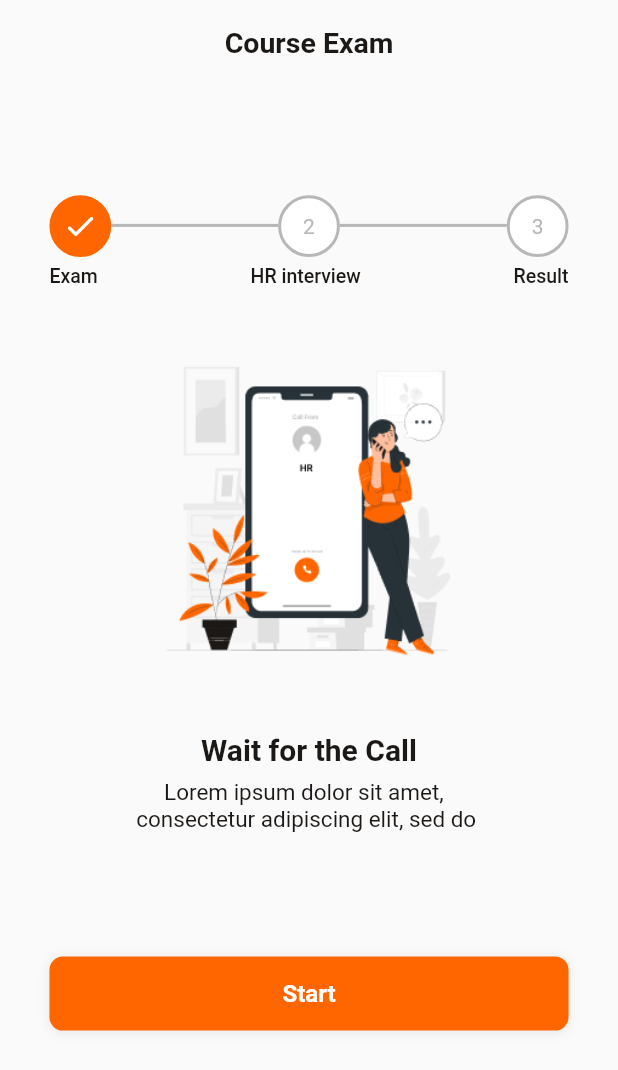
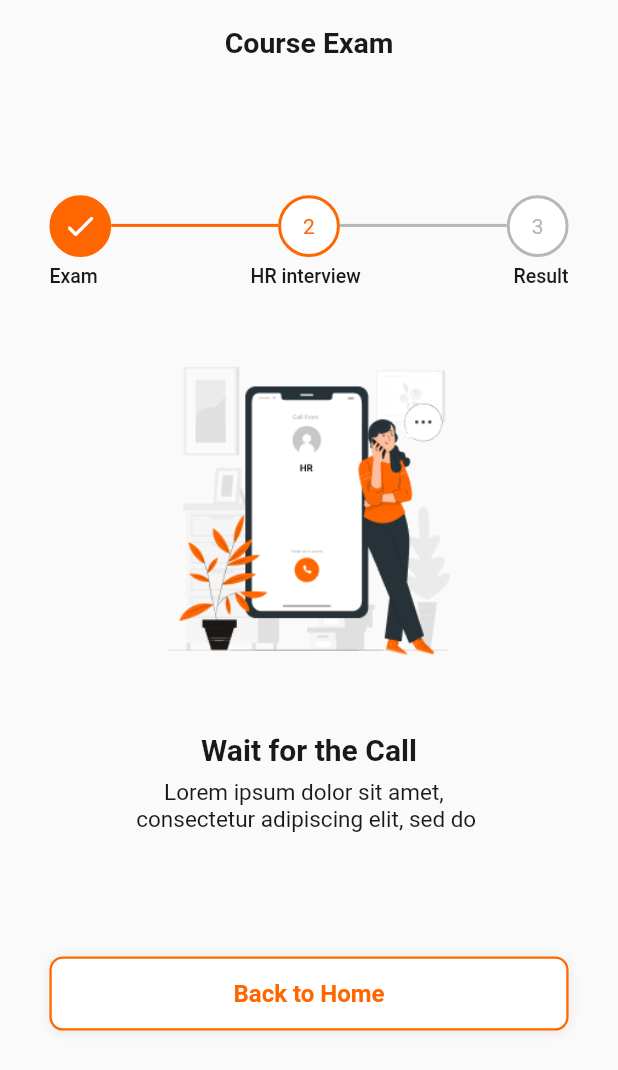
Before and after one commit to IBRAHIMatef69/odc_project, a Flutter app: the WaitForHrScreen screen opened directly, on a phone screen of 412 x 824 dp. Shown: the top 1070 px of the screen. Run offline on Flutter 3.47's test engine with Material 2 defaults, Android fonts, the phone set to English and light mode, and no system bars; our stand-ins replace flutter_svg, get, get_storage, group_radio_button, lottie, smooth_page_indicator and 1 more; missing offline and left inert: spring; accounts and stored records are empty.

Commit message:
no problemaa

```diff
--- a/lib/routes/routes.dart
+++ b/lib/routes/routes.dart
@@ -91,8 +91,8 @@ class Routes {
         page: () => QuestionScreen(),
         binding: QuestionBinding()),
     GetPage(
-        name: questionScreen,
-        transition: Transition.fadeIn,
+        name: waitForHrScreen,
+        transition: Transition.rightToLeftWithFade,
         page: () => WaitForHrScreen(),
         binding: QuestionBinding()),
   ];
--- a/lib/view/screens/wait_hr_call_screen.dart
+++ b/lib/view/screens/wait_hr_call_screen.dart
@@ -28,8 +28,8 @@ class WaitForHrScreen extends StatelessWidget {
                   Row(
                     children: [
                       buildContainer(WHITE, MAINCOLOR, MAINCOLOR, "1", true),
-                      buildExpanded(DISABLED),
-                      buildContainer(DISABLED, DISABLED, DISABLED, "2", false),
+                      buildExpanded(MAINCOLOR),
+                      buildContainer(DISABLED, MAINCOLOR, MAINCOLOR, "2", false),
                       buildExpanded(DISABLED),
                       buildContainer(DISABLED, DISABLED, DISABLED, "3", false),
                     ],
@@ -68,7 +68,7 @@ class WaitForHrScreen extends StatelessWidget {
                         "assets/exam/illustration (2).png",
                         "Wait for the Call",
                         "     Lorem ipsum dolor sit amet,\nconsectetur adipiscing elit, sed do ",
-                        "Start",
+
                       ),
                     ),
                   )
@@ -84,7 +84,7 @@ class WaitForHrScreen extends StatelessWidget {
     String imagePath,
     String caption,
     String desc,
-    String buttonText,
+
   ) {
     return Container(
       child: Column(
@@ -111,14 +111,14 @@ class WaitForHrScreen extends StatelessWidget {
           ),
           SizedBox(height: Get.height * .05),
           MainButton(
-              onPressed: () {},
+              onPressed: () {Get.offAllNamed(Routes.homeScreen);},
               text: KTextWidget(
-                  text: buttonText,
+                  text: "Back to Home",
                   size: 16,
-                  color: WHITE,
+                  color: MAINCOLOR,
                   fontWeight: FontWeight.w600),
               width: Get.width,
-              mainColor: MAINCOLOR,
+              mainColor: WHITE,
               borderColor: MAINCOLOR)
         ],
       ),
```
